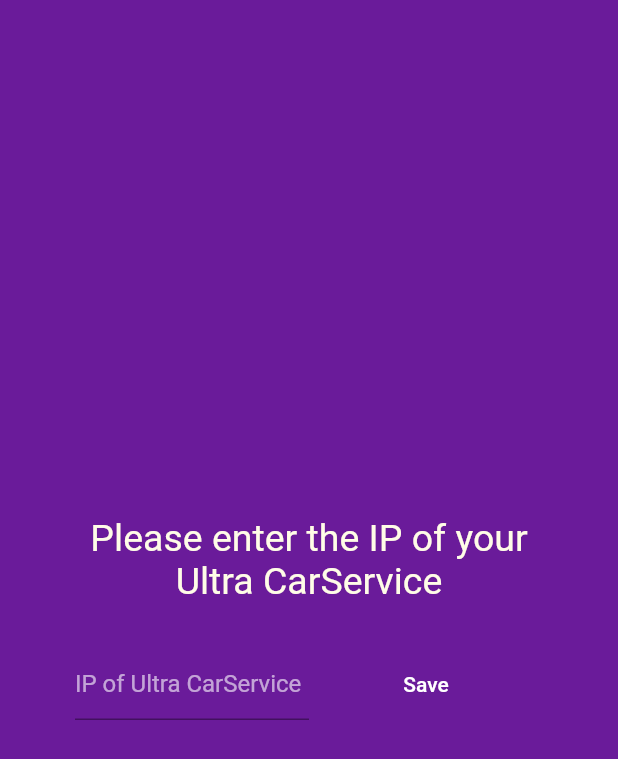
After one commit to grossamos/ultra-carservice, a Flutter app: the screen it shows after launch, item 2 of the bottom bar chosen, after a tap on "Set IP", on a phone screen of 412 x 824 dp. The commit adds this screen. Shown: the top 759 px of the screen. Run offline on Flutter 3.47's test engine with Material 2 defaults, Android fonts, the phone set to English and light mode, and no system bars; our stand-ins replace shared_preferences; network calls fail.

```diff
--- a/src/main/flutter/lib/api_handling/api_service.dart
+++ b/src/main/flutter/lib/api_handling/api_service.dart
@@ -4,9 +4,11 @@ import 'dart:convert';
 import 'package:http/http.dart' as http;
 
 class ApiService {
+  static String ip_of_service;
+
   Future<List> getList() async {
     http.Response response = await http.get(
-        "http://192.168.0.104:8080/ultra-api/read-all",
+        "http://$ip_of_service/ultra-api/read-all",
         headers: {
           "Accept" : "application/json"
         }
@@ -17,7 +19,7 @@ class ApiService {
 
   Future searchAuto(int id) async {
     http.Response response = await http.get(
-      'http://192.168.0.104:8080/ultra-api/read-single?id=$id',
+      'http://$ip_of_service/ultra-api/read-single?id=$id',
       headers: {
         "Accept" : "application/json"
       }
@@ -31,7 +33,7 @@ class ApiService {
 
   void saveAuto(Map automobileAsMap) async {
     http.Response response = await http.post(
-        'http://192.168.0.104:8080/ultra-api/create-car',
+        'http://$ip_of_service/ultra-api/create-car',
         headers: {
           "Content-Type" : "application/json"
         },
@@ -41,7 +43,7 @@ class ApiService {
 
   void updateAuto(Map automobileAsMap, int id) async {
     http.Response response = await http.put(
-      'http://192.168.0.104:8080/ultra-api/update-car?id=$id',
+      'http://$ip_of_service/ultra-api/update-car?id=$id',
       headers: {
         "Content-Type" : "application/json"
       },
--- a/src/main/flutter/lib/main.dart
+++ b/src/main/flutter/lib/main.dart
@@ -1,5 +1,12 @@
+import 'dart:async';
+import 'dart:io';
+
 import 'package:flutter/material.dart';
+import 'package:flutter/services.dart';
+import 'package:shared_preferences/shared_preferences.dart';
+import 'package:ultra_car_service_app/api_handling/api_service.dart';
 import 'package:ultra_car_service_app/pages/create.dart';
+import 'package:ultra_car_service_app/pages/launch_screen.dart';
 import 'package:ultra_car_service_app/pages/list_all.dart';
 import 'package:ultra_car_service_app/pages/search.dart';
 import 'package:ultra_car_service_app/pages/update.dart';
@@ -12,9 +19,19 @@ class MyApp extends StatelessWidget {
   @override
   Widget build(BuildContext context) {
     return MaterialApp(
-      title: "Ultra CarService App",
-      home: HomePage(),
-    );
+        theme: ThemeData(
+            primaryColor: Colors.purple.shade900,
+            elevatedButtonTheme: ElevatedButtonThemeData(style: ButtonStyle(
+                backgroundColor: MaterialStateProperty.resolveWith<Color>(
+                    (Set<MaterialState> states) {
+              if (states.contains(MaterialState.pressed))
+                return Colors.purple.shade600;
+              return Colors.purple.shade600;
+            })))),
+        title: "Ultra CarService App",
+        home: HomePage(),
+      )
+    ;
   }
 }
 
@@ -25,55 +42,80 @@ class HomePage extends StatefulWidget {
 
 class _HomePageState extends State<HomePage> {
   int _selectedIndex = 0;
-  void _onSelect (int index){
+  void _onSelect(int index) {
     setState(() {
       _selectedIndex = index;
     });
   }
 
-  _getBodyContents(int index){
-    if (index == 0){
+  _getBodyContents(int index) {
+    if (index == 0) {
       return GetAllPage();
-    }
-    else if (index == 1){
+    } else if (index == 1) {
       return SearchSinglePage();
-    }
-    else if (index == 2){
+    } else if (index == 2) {
       return CreatePage();
-    }
-    else if (index == 3){
+    } else if (index == 3) {
       return UpdatePage();
-    }
-    else {
+    } else {
       return Text('where the fuck are you?');
     }
   }
 
+  void checkIfIPSet() async {
+    SharedPreferences prefs = await SharedPreferences.getInstance();
+    String savedIp = prefs.getString('ip');
+    if (savedIp == null){
+      Navigator.push(context, MaterialPageRoute(builder: (context) {
+        return LaunchPage();
+      }));
+      prefs.setString('ip', ApiService.ip_of_service);
+    }
+    else {
+      ApiService.ip_of_service = savedIp;
+    }
+  }
+
+  @override
+  void initState() {
+    super.initState();
+    //Default init ip to
+    ApiService.ip_of_service = '192.168.0.104:8080';
+    // Timer(Duration(seconds: 1), () => checkIfIPSet());
+  }
+
   @override
   Widget build(BuildContext context) {
+    SystemChrome.setSystemUIOverlayStyle(
+      SystemUiOverlayStyle(
+          statusBarColor: Colors.transparent
+      )
+    );
     return Scaffold(
       appBar: AppBar(
-        title: Text("Ultra CarService App"),
+        title: Row(
+          mainAxisAlignment: MainAxisAlignment.spaceBetween,
+          children: [
+            Text("Ultra CarService App"),
+            FlatButton(
+              onPressed: () => Navigator.push(context, MaterialPageRoute(builder: (context) {return LaunchPage();})),
+              child: Text('Set IP',
+              style: TextStyle(
+                fontWeight: FontWeight.normal,
+                fontSize: 15.0,
+                color: Colors.white,
+              )),
+            )
+          ],
+        ),
       ),
       body: _getBodyContents(_selectedIndex),
       bottomNavigationBar: BottomNavigationBar(
         items: const <BottomNavigationBarItem>[
-          BottomNavigationBarItem(
-            icon: Icon(Icons.home),
-            label: 'List All'
-          ),
-          BottomNavigationBarItem(
-            icon: Icon(Icons.search),
-            label: 'Search'
-          ),
-          BottomNavigationBarItem(
-            icon: Icon(Icons.add),
-            label: 'Add'
-          ),
-          BottomNavigationBarItem(
-            icon: Icon(Icons.edit),
-            label: 'Edit'
-          ),
+          BottomNavigationBarItem(icon: Icon(Icons.home), label: 'List All'),
+          BottomNavigationBarItem(icon: Icon(Icons.search), label: 'Search'),
+          BottomNavigationBarItem(icon: Icon(Icons.add), label: 'Add'),
+          BottomNavigationBarItem(icon: Icon(Icons.edit), label: 'Edit'),
         ],
         currentIndex: _selectedIndex,
         onTap: _onSelect,
--- /dev/null
+++ b/src/main/flutter/lib/pages/launch_screen.dart
@@ -0,0 +1,83 @@
+import 'package:flutter/material.dart';
+import 'package:ultra_car_service_app/api_handling/api_service.dart';
+
+class LaunchPage extends StatefulWidget {
+  Function() returnToMainState;
+  @override
+  _LaunchPageState createState() => _LaunchPageState();
+
+  LaunchPage();
+}
+
+class _LaunchPageState extends State<LaunchPage> {
+  @override
+  Widget build(BuildContext context) {
+    final _formKey = GlobalKey<FormState>();
+    return Scaffold(
+      backgroundColor: Colors.purple.shade800,
+      body: Center(
+        child: Padding(
+          padding: const EdgeInsets.all(50.0),
+          child: Column(
+            mainAxisAlignment: MainAxisAlignment.center,
+            children: [
+              Text(
+                'Please enter the IP of your Ultra CarService',
+                style: TextStyle(
+                  color: Colors.yellow.shade50,
+                  fontSize: 25.0,
+                ),
+                textAlign: TextAlign.center,
+              ),
+              SizedBox(
+                height: 30.0,
+              ),
+              Form(
+                key: _formKey,
+                child: Row(
+                  mainAxisAlignment: MainAxisAlignment.center,
+                  children: [
+                    Expanded(
+                      child: TextFormField(
+                          style: TextStyle(
+                            color: Colors.white,
+                          ),
+                          decoration: const InputDecoration(
+                              hintText: 'IP of Ultra CarService',
+                              hintStyle: TextStyle(
+                                color: Colors.white60,
+                              )),
+                          validator: (value) {
+                            if (value.isEmpty) {
+                              return 'Please enter an IP';
+                            } else {
+                              ApiService.ip_of_service = value;
+                              return null;
+                            }
+                          }),
+                    ),
+                    Expanded(
+                      child: FlatButton(
+                        child: Text(
+                          'Save',
+                          style: TextStyle(
+                            color: Colors.white,
+                          ),
+                        ),
+                        onPressed: () {
+                          if (_formKey.currentState.validate()) {
+                            Navigator.pop(context);
+                          }
+                        },
+                      ),
+                    )
+                  ],
+                ),
+              )
+            ],
+          ),
+        ),
+      ),
+    );
+  }
+}
--- a/src/main/flutter/lib/pages/list_all.dart
+++ b/src/main/flutter/lib/pages/list_all.dart
@@ -26,7 +26,10 @@ class GetAllPageState extends State<GetAllPage>{
           }
           else{
             return SingleChildScrollView(
-                child: RenderAdapterListDataTable.getDataTable(snapshot.data)
+                child: Padding(
+                  padding: EdgeInsets.all(10.0),
+                  child: RenderAdapterListDataTable.listToExpandedView(snapshot.data, () => setState((){})),
+                )
             );
           }
         },
--- a/src/main/flutter/lib/pages/search.dart
+++ b/src/main/flutter/lib/pages/search.dart
@@ -31,7 +31,7 @@ class SearchSinglePageState extends State<SearchSinglePage>{
           }
           else{
             return SingleChildScrollView(
-                child: RenderAdapterListDataTable.getDataTable([snapshot.data])
+                child: RenderAdapterListDataTable.listToExpandedView([snapshot.data], () => setState((){}))
             );
           }
         },
--- a/src/main/flutter/pubspec.yaml
+++ b/src/main/flutter/pubspec.yaml
@@ -24,6 +24,7 @@ dependencies:
   flutter:
     sdk: flutter
   http:
+  shared_preferences:
 
 
   # The following adds the Cupertino Icons font to your application.
```
Also changed, not shown: src/main/flutter/lib/api_handling/render_adapter.dart (+62 -45 lines), src/main/flutter/pubspec.lock.
